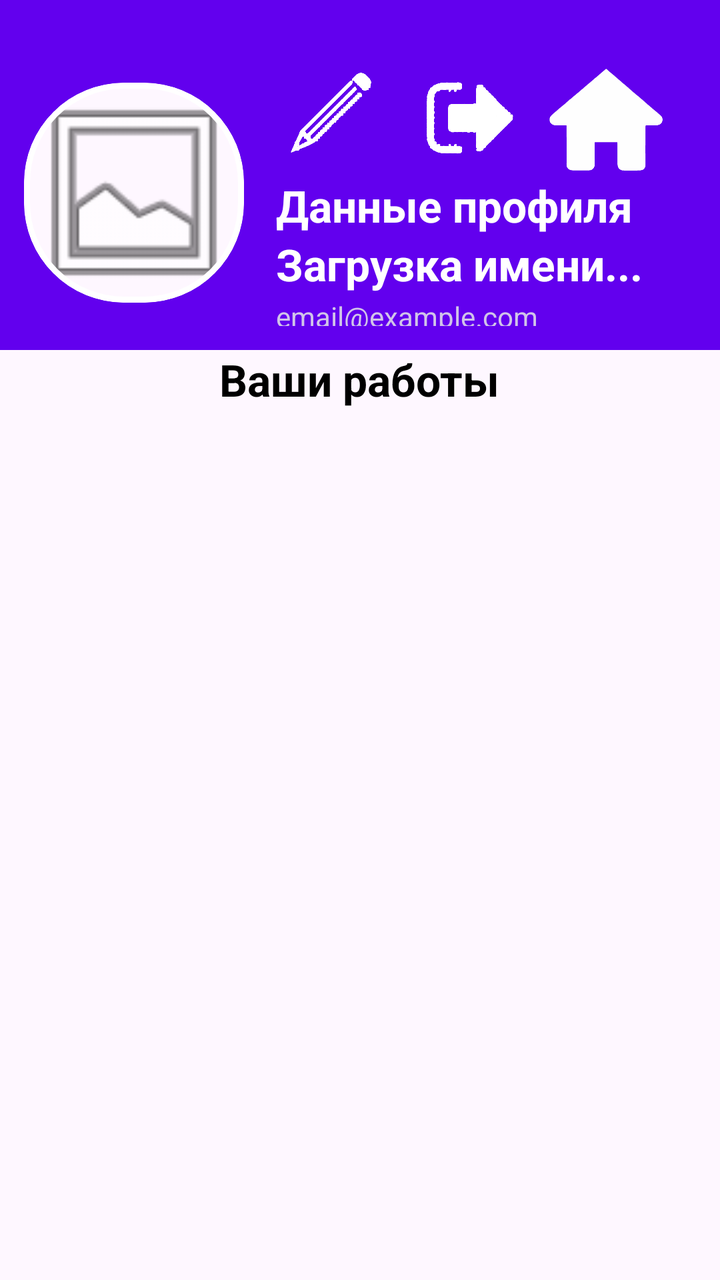
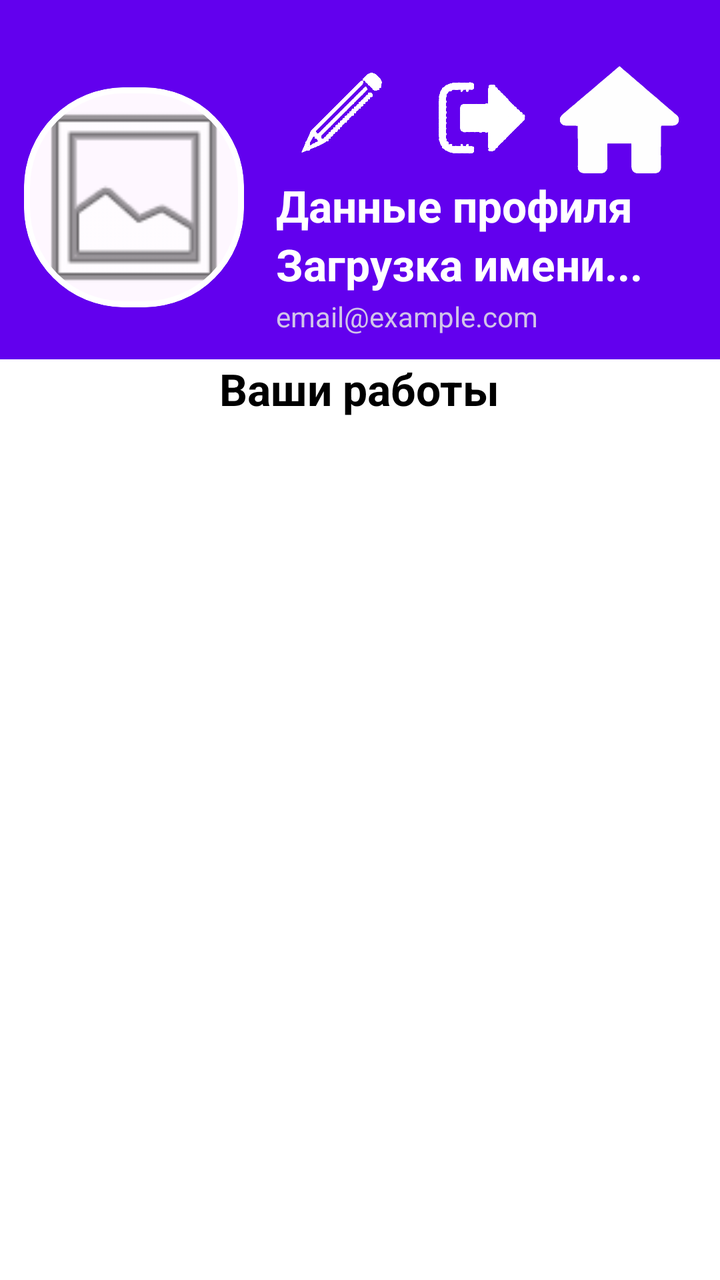

Before-and-after screenshots of an Android layout around one commit, followed by the original layout XML and the change that was made.
<!-- AndroidManifest.xml: application theme Theme.TeperTochno -->
<!-- res/layout/activity_profile.xml -->
<?xml version="1.0" encoding="utf-8"?>
<LinearLayout xmlns:android="http://schemas.android.com/apk/res/android"
    xmlns:app="http://schemas.android.com/apk/res-auto"
    xmlns:tools="http://schemas.android.com/tools"
    android:id="@+id/main"
    android:layout_width="match_parent"
    android:layout_height="match_parent"
    android:orientation="vertical"
    tools:context=".ProfileActivity">

    <LinearLayout
        android:id="@+id/topPanel"
        android:layout_width="match_parent"
        android:layout_height="175dp"
        android:background="#6200EE"
        android:gravity="center_vertical"
        android:orientation="horizontal"
        android:paddingTop="30dp"
        android:paddingStart="12dp"
        android:paddingBottom="12dp"
        >

        
        <com.google.android.material.card.MaterialCardView
            android:id="@+id/avatarCard"
            android:layout_width="110dp"
            android:layout_height="110dp"
            app:cardCornerRadius="50dp"
            app:strokeWidth="3dp"
            app:strokeColor="@android:color/white"
            app:layout_constraintStart_toStartOf="parent">

            <ImageView
                android:id="@+id/ivProfileAvatar"
                android:layout_width="match_parent"
                android:layout_height="match_parent"
                android:scaleType="centerCrop"
                android:src="@android:drawable/ic_menu_gallery" />
        </com.google.android.material.card.MaterialCardView>

        <LinearLayout
            android:id="@+id/userDataContainer"
            android:layout_width="match_parent"
            android:layout_height="wrap_content"
            android:layout_marginStart="16dp"
            android:layout_marginEnd="16dp"
            android:orientation="vertical">
            <LinearLayout
                android:layout_width="match_parent"
                android:layout_height="wrap_content">

                <ImageView
                    android:id="@+id/btnRedaction"
                    android:layout_width="58dp"
                    android:layout_height="58dp"
                    android:layout_marginEnd="5dp"
                    android:src="@drawable/redaction">

                </ImageView>

                <ImageView
                    android:id="@+id/btnLogout"
                    android:layout_width="58dp"
                    android:layout_height="58dp"
                    android:layout_marginEnd="5dp"
                    android:layout_marginStart="5dp"
                    android:src="@drawable/logout">

                </ImageView>

                <ImageView
                    android:id="@+id/toMain"
                    android:layout_width="58dp"
                    android:layout_height="58dp"
                    android:layout_marginStart="5dp"
                    android:src="@drawable/home">

                </ImageView>

            </LinearLayout>



            <TextView
                android:id="@+id/tvProfile"
                android:layout_width="wrap_content"
                android:layout_height="wrap_content"
                android:text="Данные профиля"
                android:textColor="@android:color/white"
                android:textSize="22sp"
                android:textStyle="bold" />

            <TextView
                android:id="@+id/tvProfileName"
                android:layout_width="wrap_content"
                android:layout_height="wrap_content"
                android:text="Загрузка имени..."
                android:textColor="@android:color/white"
                android:textSize="22sp"
                android:textStyle="bold" />

            <TextView
                android:id="@+id/tvProfileEmail"
                android:layout_width="wrap_content"
                android:layout_height="wrap_content"
                android:layout_marginTop="2dp"
                android:text="email@example.com"
                android:textColor="#D1C4E9"
                android:textSize="14sp" />
        </LinearLayout>



    </LinearLayout>
    <TextView
        android:id="@+id/tvMyWorks"
        android:layout_width="wrap_content"
        android:layout_height="wrap_content"
        android:text="Ваши работы"
        android:layout_gravity="center"
        android:textColor="@android:color/black"
        android:textSize="22sp"
        android:textStyle="bold" />

    <androidx.recyclerview.widget.RecyclerView
        android:id="@+id/recyclerView2"
        android:layout_width="match_parent"
        android:layout_height="475dp" />
    <Button
        android:id="@+id/fabAdd"
        android:layout_width="match_parent"
        android:layout_height="wrap_content"
        android:text="Создать новую статью"
        />



</LinearLayout>
<!-- resources referenced by this layout -->
<resources>
  <!-- drawable home: png bitmap (drawable, 51772 bytes) -->
  <!-- drawable logout: png bitmap (drawable, 50390 bytes) -->
  <!-- drawable redaction: png bitmap (drawable, 135864 bytes) -->
  <style name="Theme.TeperTochno" parent="Base.Theme.TeperTochno" />
  <style name="Base.Theme.TeperTochno" parent="Theme.Material3.DayNight.NoActionBar">
          
          
      </style>
</resources>

<!-- the commit's change to res/layout/activity_profile.xml (unified diff, before → after) -->
@@ -6,12 +6,13 @@
     android:layout_width="match_parent"
     android:layout_height="match_parent"
     android:orientation="vertical"
-    tools:context=".ProfileActivity">
+    tools:context=".ProfileActivity"
+    android:background="@color/white">
 
     <LinearLayout
         android:id="@+id/topPanel"
         android:layout_width="match_parent"
-        android:layout_height="175dp"
+        android:layout_height="wrap_content"
         android:background="#6200EE"
         android:gravity="center_vertical"
         android:orientation="horizontal"
@@ -51,28 +52,27 @@
 
                 <ImageView
                     android:id="@+id/btnRedaction"
-                    android:layout_width="58dp"
+                    android:layout_width="0dp"
+                    android:layout_weight="1"
                     android:layout_height="58dp"
-                    android:layout_marginEnd="5dp"
                     android:src="@drawable/redaction">
 
                 </ImageView>
 
                 <ImageView
                     android:id="@+id/btnLogout"
-                    android:layout_width="58dp"
+                    android:layout_width="0dp"
+                    android:layout_weight="1"
                     android:layout_height="58dp"
-                    android:layout_marginEnd="5dp"
-                    android:layout_marginStart="5dp"
                     android:src="@drawable/logout">
 
                 </ImageView>
 
                 <ImageView
                     android:id="@+id/toMain"
-                    android:layout_width="58dp"
+                    android:layout_width="0dp"
+                    android:layout_weight="1"
                     android:layout_height="58dp"
-                    android:layout_marginStart="5dp"
                     android:src="@drawable/home">
 
                 </ImageView>
<!-- resource entries referenced after the edit -->
@@ -1,5 +1,6 @@
 <!-- resources referenced by this layout -->
 <resources>
+  <color name="white">#FFFFFFFF</color>
   <!-- drawable home: png bitmap (drawable, 51772 bytes) -->
   <!-- drawable logout: png bitmap (drawable, 50390 bytes) -->
   <!-- drawable redaction: png bitmap (drawable, 135864 bytes) -->
